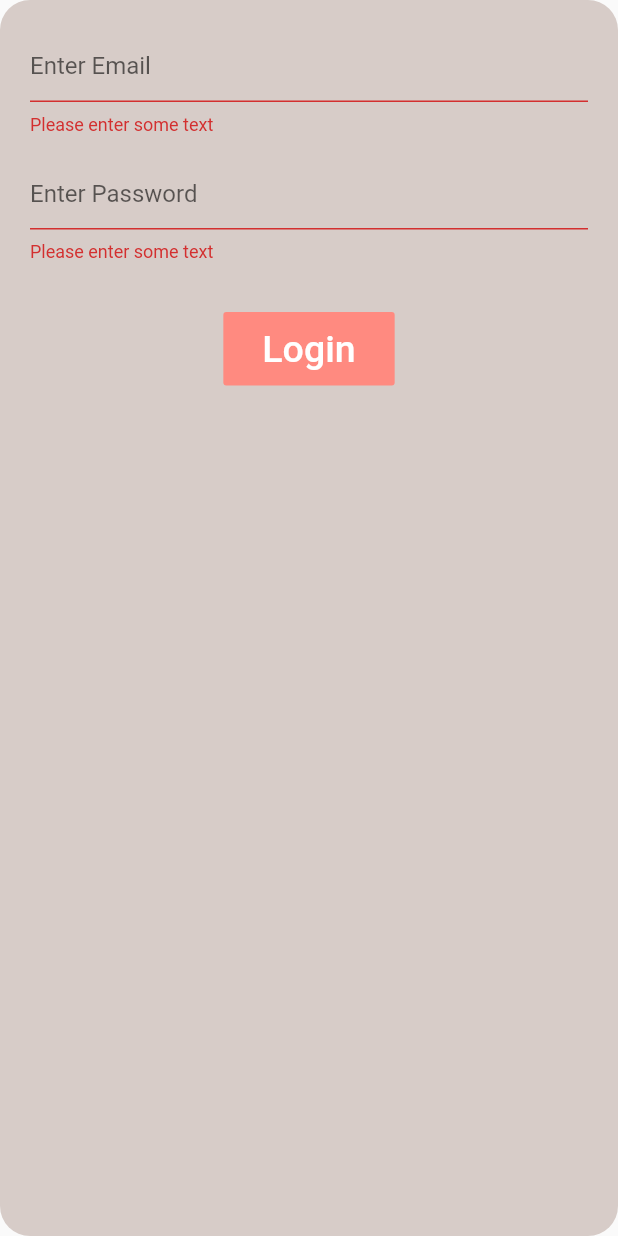
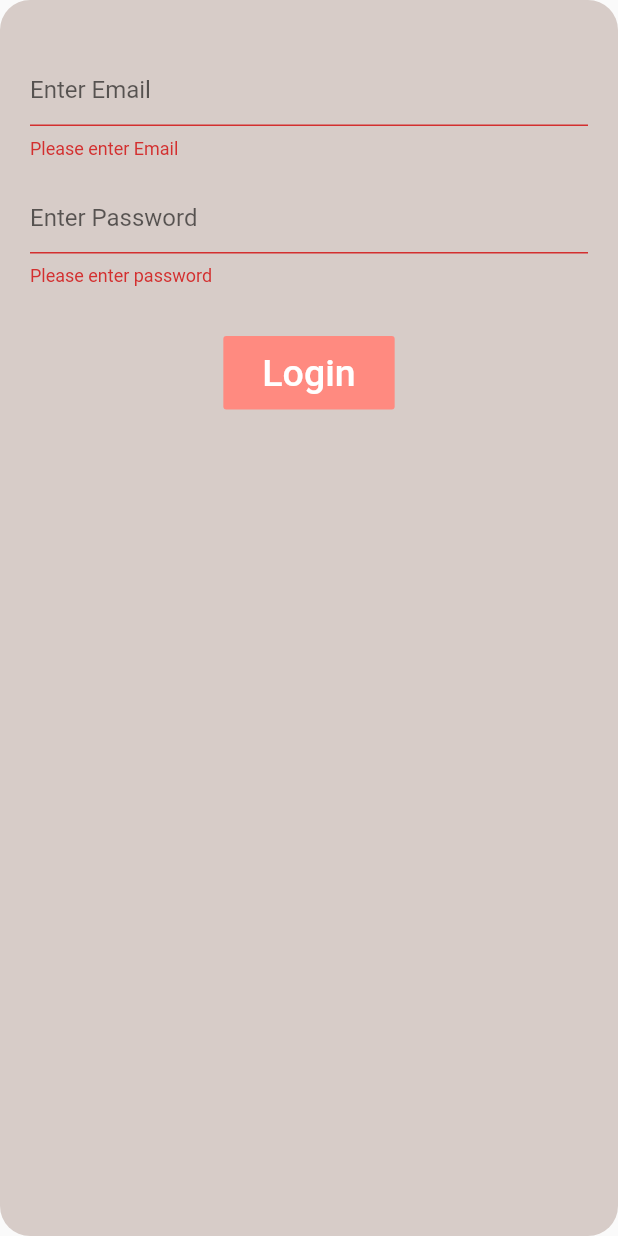
Before and after one commit to aman246149/EcommerceApp-Flutter, a Flutter app: the LoginForm widget shown alone on an empty page, opened directly, after a tap on "Login", on a phone screen of 412 x 824 dp. Run offline on Flutter 3.47's test engine with Material 2 defaults, Android fonts, the phone set to English and light mode, and no system bars; our stand-ins replace firebase_auth, firebase_core; accounts and stored records are empty; network calls fail.

```diff
--- /dev/null
+++ b/lib/Providers/RegistrationProvider.dart
@@ -0,0 +1,38 @@
+import 'package:firebase_auth/firebase_auth.dart';
+import 'package:flutter/material.dart';
+
+class RegistrationProvider extends ChangeNotifier {
+  late UserCredential userCredential;
+  var noUserFoundForThismale = "";
+  var wrongPassword = "";
+
+  void registerUserByEmailAndPassword(var email, var password) async {
+    try {
+      userCredential = await FirebaseAuth.instance
+          .createUserWithEmailAndPassword(email: email, password: password);
+    } on FirebaseAuthException catch (e) {
+      if (e.code == 'weak-password') {
+        print('The password provided is too weak.');
+      } else if (e.code == 'email-already-in-use') {
+        print('The account already exists for that email.');
+      }
+    } catch (e) {
+      print(e);
+    }
+  }
+
+  void signInWithEmailAndPassword(var email, var password) async {
+    try {
+      UserCredential userCredential = await FirebaseAuth.instance
+          .signInWithEmailAndPassword(email: email, password: password);
+    } on FirebaseAuthException catch (e) {
+      if (e.code == 'user-not-found') {
+        noUserFoundForThismale = "No user found for that email.";
+        print('No user found for that email.');
+      } else if (e.code == 'wrong-password') {
+        wrongPassword = "Wrong password provided for that user.";
+        print('Wrong password provided for that user.');
+      }
+    }
+  }
+}
--- a/lib/Screens/Login/LoginForm.dart
+++ b/lib/Screens/Login/LoginForm.dart
@@ -1,14 +1,28 @@
+import 'package:ecommerce/Providers/RegistrationProvider.dart';
+import 'package:flutter/cupertino.dart';
 import 'package:flutter/material.dart';
+import 'package:provider/provider.dart';
 
-class LoginForm extends StatelessWidget {
+class LoginForm extends StatefulWidget {
   static final GlobalKey<FormState> _formKey = new GlobalKey<FormState>();
 
+  @override
+  State<LoginForm> createState() => _LoginFormState();
+}
+
+class _LoginFormState extends State<LoginForm> {
   final KbuttonTextStyle = TextStyle(fontSize: 25, color: Colors.white);
+
+  String email = "";
+
+  String password = "";
+
+  String error = "";
 
   @override
   Widget build(BuildContext context) {
     return Form(
-      key: _formKey,
+      key: LoginForm._formKey,
       child: Container(
         padding: EdgeInsets.all(20),
         decoration: BoxDecoration(
@@ -16,11 +30,22 @@ class LoginForm extends StatelessWidget {
             borderRadius: BorderRadius.all(Radius.circular(20))),
         child: Column(
           children: [
+            error.isNotEmpty
+                ? Text(
+                    error,
+                    style: TextStyle(
+                        color: Colors.red,
+                        fontWeight: FontWeight.w900,
+                        fontSize: 25),
+                  )
+                : Text(""),
             TextFormField(
               decoration: InputDecoration(hintText: "Enter Email"),
               validator: (value) {
                 if (value == null || value.isEmpty) {
-                  return "Please enter some text";
+                  return "Please enter Email";
+                } else {
+                  email = value;
                 }
                 return null;
               },
@@ -32,7 +57,9 @@ class LoginForm extends StatelessWidget {
               decoration: InputDecoration(hintText: "Enter Password"),
               validator: (value) {
                 if (value == null || value.isEmpty) {
-                  return "Please enter some text";
+                  return "Please enter password";
+                } else {
+                  password = value;
                 }
                 return null;
               },
@@ -46,10 +73,38 @@ class LoginForm extends StatelessWidget {
             FlatButton(
                 color: Colors.redAccent.shade100,
                 onPressed: () {
-                  if (_formKey.currentState!.validate()) {
+                  if (LoginForm._formKey.currentState!.validate()) {
                     ScaffoldMessenger.of(context).showSnackBar(
                       const SnackBar(content: Text('Processing Data')),
                     );
+                    context
+                        .read<RegistrationProvider>()
+                        .signInWithEmailAndPassword(email, password);
+                    // var user=Provider.of<RegistrationProvider>(context, listen: false).userCredential;
+                    var isErrorPassword = Provider.of<RegistrationProvider>(
+                            context,
+                            listen: false)
+                        .wrongPassword;
+                    var isErrorNoUser = Provider.of<RegistrationProvider>(
+                            context,
+                            listen: false)
+                        .noUserFoundForThismale;
+
+                    if (!isErrorNoUser.isEmpty) {
+                      setState(() {
+                        error = isErrorNoUser;
+                      });
+                      return;
+                    }
+
+                    if (!isErrorPassword.isEmpty) {
+                      print(isErrorPassword);
+                      setState(() {
+                        error = isErrorPassword;
+                      });
+                      return;
+                    }
+                    Navigator.pushNamed(context, '/product');
                   }
                 },
                 child: Padding(
--- a/lib/Screens/Registration/RegistrationForm.dart
+++ b/lib/Screens/Registration/RegistrationForm.dart
@@ -1,9 +1,14 @@
+import 'package:ecommerce/Providers/RegistrationProvider.dart';
 import 'package:flutter/material.dart';
+import 'package:provider/provider.dart';
 
 class RegistrationForm extends StatelessWidget {
   static final GlobalKey<FormState> _formKey = new GlobalKey<FormState>();
 
-  final KbuttonTextStyle=TextStyle(fontSize: 25,color: Colors.white);
+  final KbuttonTextStyle = TextStyle(fontSize: 25, color: Colors.white);
+
+  String email = "";
+  String password = "";
 
   @override
   Widget build(BuildContext context) {
@@ -13,56 +18,74 @@ class RegistrationForm extends StatelessWidget {
         padding: EdgeInsets.all(20),
         decoration: BoxDecoration(
             color: Colors.brown.shade100,
-          borderRadius: BorderRadius.all(Radius.circular(20))
-        ),
+            borderRadius: BorderRadius.all(Radius.circular(20))),
         child: Column(
           children: [
             TextFormField(
-            decoration: InputDecoration(
-              hintText: "Enter Email"
+              decoration: InputDecoration(hintText: "Enter Email"),
+              validator: (value) {
+                if (value == null || value.isEmpty) {
+                  return "Please enter Email";
+                } else {
+                  email = value;
+                }
+                return null;
+              },
             ),
-            validator: (value){
-              if(value==null || value.isEmpty){
+            SizedBox(
+              height: 15,
+            ),
+            TextFormField(
+              decoration: InputDecoration(hintText: "Enter Password"),
+              validator: (value) {
+                if (value == null || value.isEmpty) {
+                  return "Please enter password";
+                } else {
+                  password = value;
+                }
+                return null;
+              },
+            ),
+            SizedBox(
+              height: 15,
+            ),
+            TextFormField(
+              decoration: InputDecoration(hintText: "Enter PhoneNumber"),
+              validator: (value) {
+                if (value == null || value.isEmpty) {
                   return "Please enter some text";
                 }
                 return null;
               },
             ),
-          SizedBox(height: 15,),
-          TextFormField(
-            decoration: InputDecoration(
-                hintText: "Enter Password"
+            SizedBox(
+              height: 18,
             ),
-            validator: (value){
-              if(value==null || value.isEmpty){
-                return "Please enter some text";
-              }
-              return null;
-            },
-          ),
-          SizedBox(height: 15,),
-          TextFormField(
-            decoration: InputDecoration(
-                hintText: "Enter PhoneNumber"
-            ),
-            validator: (value){
-              if(value==null || value.isEmpty){
-                return "Please enter some text";
-              }
-              return null;
-            },
-          ),SizedBox(height: 18,),
             FlatButton(
                 color: Colors.redAccent.shade100,
-              onPressed: (){
-                if(_formKey.currentState!.validate()){
+                onPressed: () {
+                  if (_formKey.currentState!.validate()) {
                     ScaffoldMessenger.of(context).showSnackBar(
                       const SnackBar(content: Text('Processing Data')),
                     );
+
+                    print(email);
+                    print(password);
+
+                    context
+                        .read<RegistrationProvider>()
+                        .registerUserByEmailAndPassword(email, password);
+                    print(Provider.of<RegistrationProvider>(context,
+                            listen: false)
+                        .userCredential);
                   }
-              }, child: Padding(
+                },
+                child: Padding(
                   padding: const EdgeInsets.all(10.0),
-                child: Text("Register",style: KbuttonTextStyle,),
+                  child: Text(
+                    "Register",
+                    style: KbuttonTextStyle,
+                  ),
                 ))
           ],
         ),
--- a/lib/main.dart
+++ b/lib/main.dart
@@ -1,8 +1,10 @@
+import 'package:ecommerce/Providers/RegistrationProvider.dart';
 import 'package:ecommerce/Providers/ThemeSwitcherProvider.dart';
 import 'package:ecommerce/Screens/Cart%20Screen/Cart.dart';
 import 'package:ecommerce/Screens/HomePage/HomePage.dart';
 import 'package:ecommerce/Screens/Login/Login.dart';
 import 'package:ecommerce/Screens/ProductDetailsScreen/ProductDetails.dart';
+import 'package:ecommerce/Screens/ProductScreen/ProductScreen.dart';
 import 'package:ecommerce/Screens/Registration/Registration.dart';
 import 'package:firebase_core/firebase_core.dart';
 import 'package:flutter/material.dart';
@@ -22,6 +24,7 @@ void main() async {
       create: (_) => CartProvider(),
     ),
     ChangeNotifierProvider(create: (_) => FavouriteProvider()),
+    ChangeNotifierProvider(create: (_) => RegistrationProvider()),
   ], child: const MyApp()));
 }
 
@@ -42,7 +45,8 @@ class MyApp extends StatelessWidget {
         '/productDetails': (_) => ProductDetails(),
         '/cart': (_) => Cart(),
         '/signup': (_) => Registration(),
-        '/login': (_) => Login()
+        '/login': (_) => Login(),
+        '/': (_) => ProductScreen()
       },
     );
   }
```
Lines whose indentation alone changed are shown as unchanged.
